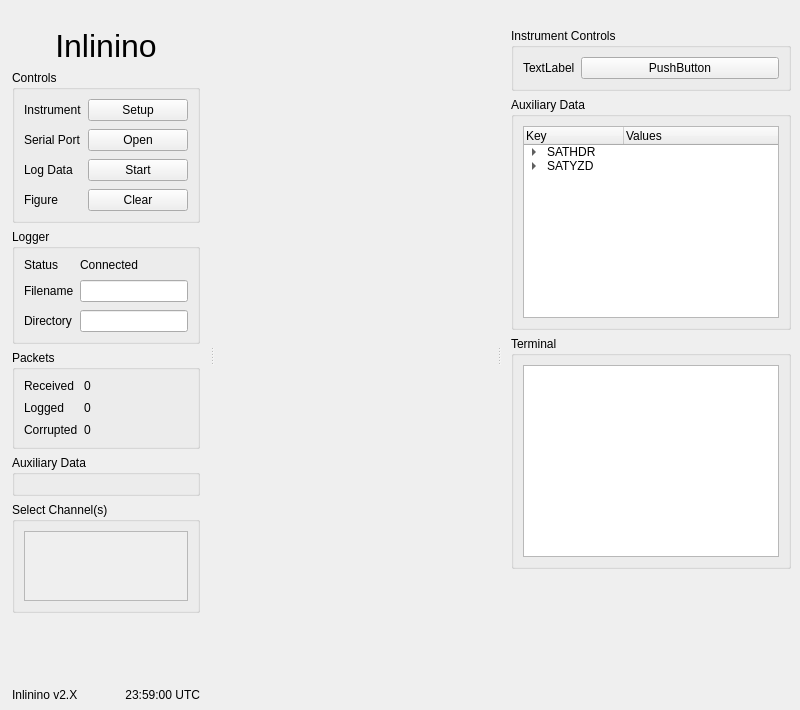
Before: the Qt Designer form inlinino/resources/main.ui in OceanOptics/Inlinino, drawn with Qt 5.
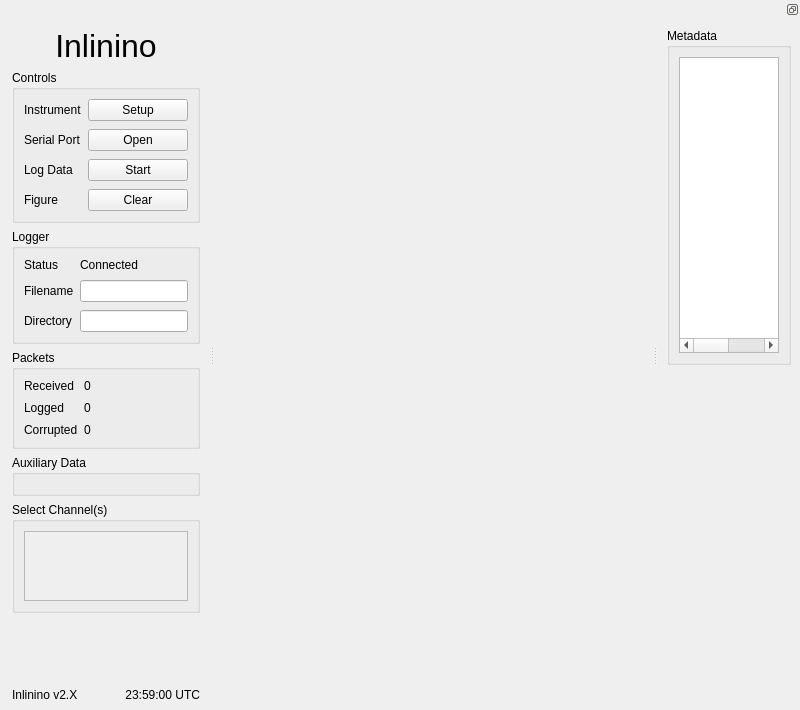
After: the same form once the commit is applied.

Commit message:
Added Metadata Plugin
    + fixed bug call to logger with np array converted to string, arrays too long (HyperNAV) were summarized.
    + added HyperNAV instrument
    + implemented metadata plugin for Satlantic instrument

```diff
--- a/inlinino/resources/main.ui
+++ b/inlinino/resources/main.ui
@@ -14,7 +14,17 @@
    <string>Inlinino</string>
   </property>
   <widget class="QWidget" name="centralwidget">
-   <layout class="QVBoxLayout" name="verticalLayout"/>
+   <layout class="QVBoxLayout" name="central_widget_layout">
+    <property name="spacing">
+     <number>12</number>
+    </property>
+    <property name="topMargin">
+     <number>12</number>
+    </property>
+    <property name="rightMargin">
+     <number>12</number>
+    </property>
+   </layout>
   </widget>
   <widget class="QDockWidget" name="dock_widget_primary">
    <property name="sizePolicy">
@@ -392,7 +402,7 @@
     <bool>false</bool>
    </property>
    <property name="features">
-    <set>QDockWidget::DockWidgetMovable</set>
+    <set>QDockWidget::DockWidgetFloatable|QDockWidget::DockWidgetMovable</set>
    </property>
    <property name="allowedAreas">
     <set>Qt::LeftDockWidgetArea|Qt::RightDockWidgetArea</set>
@@ -405,34 +415,29 @@
      <item>
       <widget class="QGroupBox" name="group_box_instrument_controls">
        <property name="title">
-        <string>Instrument Controls</string>
-       </property>
-       <layout class="QFormLayout" name="formLayout">
-        <item row="0" column="0">
-         <widget class="QLabel" name="label_10">
-          <property name="text">
-           <string>TextLabel</string>
-          </property>
-         </widget>
-        </item>
-        <item row="0" column="1">
-         <widget class="QPushButton" name="pushButton">
-          <property name="text">
-           <string>PushButton</string>
-          </property>
-         </widget>
-        </item>
-       </layout>
-      </widget>
-     </item>
-     <item>
-      <widget class="QGroupBox" name="group_box_secondary_auxiliary_data">
-       <property name="title">
-        <string>Auxiliary Data</string>
+        <string>Metadata</string>
        </property>
        <layout class="QVBoxLayout" name="verticalLayout_3">
         <item>
-         <widget class="QTreeWidget" name="tree_widget_auxiliary_data">
+         <widget class="QTreeWidget" name="tree_widget_metadata">
+          <property name="sizePolicy">
+           <sizepolicy hsizetype="Minimum" vsizetype="Expanding">
+            <horstretch>0</horstretch>
+            <verstretch>0</verstretch>
+           </sizepolicy>
+          </property>
+          <property name="sizeAdjustPolicy">
+           <enum>QAbstractScrollArea::AdjustToContentsOnFirstShow</enum>
+          </property>
+          <property name="editTriggers">
+           <set>QAbstractItemView::NoEditTriggers</set>
+          </property>
+          <property name="selectionMode">
+           <enum>QAbstractItemView::NoSelection</enum>
+          </property>
+          <attribute name="headerVisible">
+           <bool>false</bool>
+          </attribute>
           <column>
            <property name="text">
             <string>Key</string>
@@ -443,60 +448,11 @@
             <string>Values</string>
            </property>
           </column>
-          <item>
-           <property name="text">
-            <string>SATHDR</string>
-           </property>
-           <property name="text">
-            <string/>
-           </property>
-           <item>
-            <property name="text">
-             <string>TILT</string>
-            </property>
-            <property name="text">
-             <string>-10</string>
-            </property>
-           </item>
-           <item>
-            <property name="text">
-             <string>PITCH</string>
-            </property>
-            <property name="text">
-             <string>5</string>
-            </property>
-           </item>
-          </item>
-          <item>
-           <property name="text">
-            <string>SATYZD</string>
-           </property>
-           <item>
-            <property name="text">
-             <string>Jouec</string>
-            </property>
-            <property name="text">
-             <string>10</string>
-            </property>
-           </item>
-          </item>
          </widget>
         </item>
        </layout>
       </widget>
      </item>
-     <item>
-      <widget class="QGroupBox" name="group_box_terminal">
-       <property name="title">
-        <string>Terminal</string>
-       </property>
-       <layout class="QVBoxLayout" name="verticalLayout_4">
-        <item>
-         <widget class="QPlainTextEdit" name="plain_text_edit_terminal"/>
-        </item>
-       </layout>
-      </widget>
-     </item>
      <item>
       <spacer name="verticalSpacer">
        <property name="orientation">
```
Left out of the diff: 2 changed lines with no effect on the pictures. The commit also changes 5 other files.
